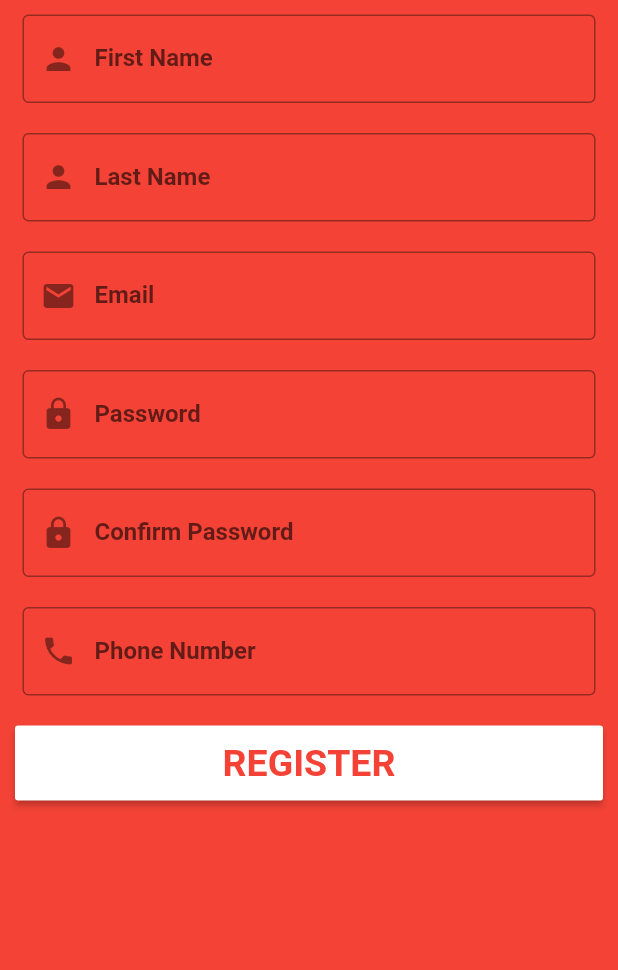
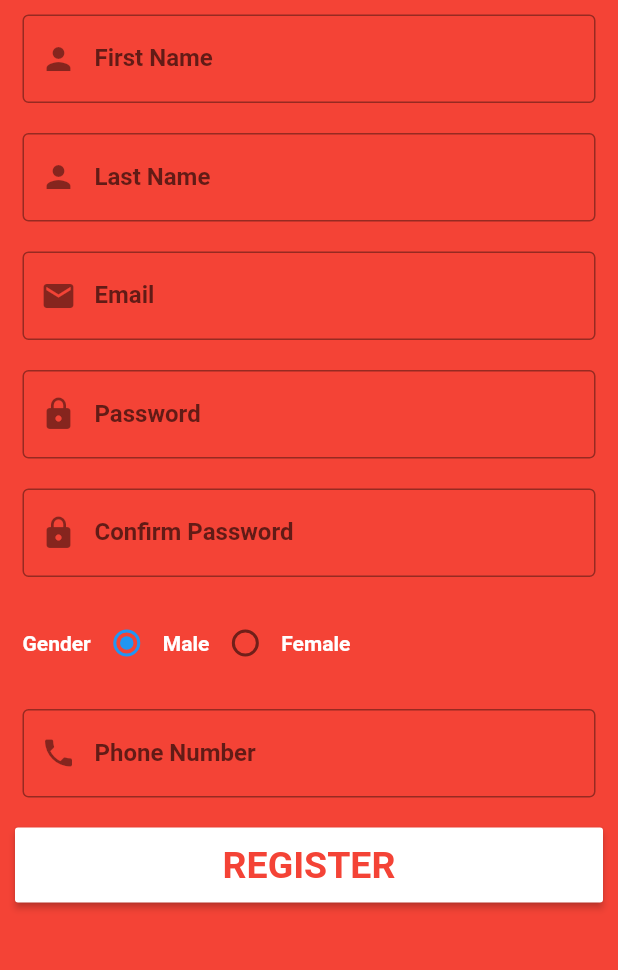
Before and after one commit to prathameshmestry-fresco/flutter-NeoStore, a Flutter app: the RegisterScreen screen opened directly, on a phone screen of 412 x 824 dp, the part 155-1125 px from its top. Run offline on Flutter 3.47's test engine with Material 2 defaults, Android fonts, the phone set to English and light mode, and no system bars.

Commit message:
added gender radio button in registration screen.

```diff
--- a/lib/register.dart
+++ b/lib/register.dart
@@ -7,7 +7,26 @@ class RegisterPage extends StatelessWidget {
   }
 }
 
-class RegisterScreen extends StatelessWidget {
+class RegisterScreen extends StatefulWidget {
+  @override
+  _RegisterScreenState createState() => _RegisterScreenState();
+}
+
+class _RegisterScreenState extends State<RegisterScreen> {
+  int _radioValue = 0;
+  String selectedGender = '';
+
+  void _handleRadioValueChange(int value) {
+    setState(() {
+      _radioValue = value;
+      if (_radioValue == 0) {
+        selectedGender = 'Male';
+      } else {
+        selectedGender = 'Female';
+      }
+    });
+  }
+
   Widget build(BuildContext context) {
     return Scaffold(
       backgroundColor: Colors.red,
@@ -107,9 +126,39 @@ class RegisterScreen extends StatelessWidget {
               Container(
                 margin: EdgeInsets.all(10),
                 padding: EdgeInsets.symmetric(horizontal: 5),
+                child: new Row(
+                  mainAxisAlignment: MainAxisAlignment.start,
+                  crossAxisAlignment: CrossAxisAlignment.center,
+                  children: <Widget>[
+                    new Text(
+                      'Gender',
+                      style: TextStyle(
+                          color: Colors.white, fontWeight: FontWeight.bold),
+                    ),
+                    new Radio(
+                        value: 0,
+                        groupValue: _radioValue,
+                        onChanged: _handleRadioValueChange),
+                    new Text('Male',
+                        style: TextStyle(
+                            color: Colors.white, fontWeight: FontWeight.bold)),
+                    new Radio(
+                        value: 1,
+                        groupValue: _radioValue,
+                        onChanged: _handleRadioValueChange),
+                    new Text('Female',
+                        style: TextStyle(
+                            color: Colors.white, fontWeight: FontWeight.bold))
+                  ],
+                ),
+              ),
+              Container(
+                margin: EdgeInsets.all(10),
+                padding: EdgeInsets.symmetric(horizontal: 5),
                 child: TextFormField(
                   style: TextStyle(
                       color: Colors.white, fontWeight: FontWeight.bold),
+                  keyboardType: TextInputType.number,
                   decoration: InputDecoration(
                     labelText: 'Phone Number',
                     hintText: 'Phone Number',
```
